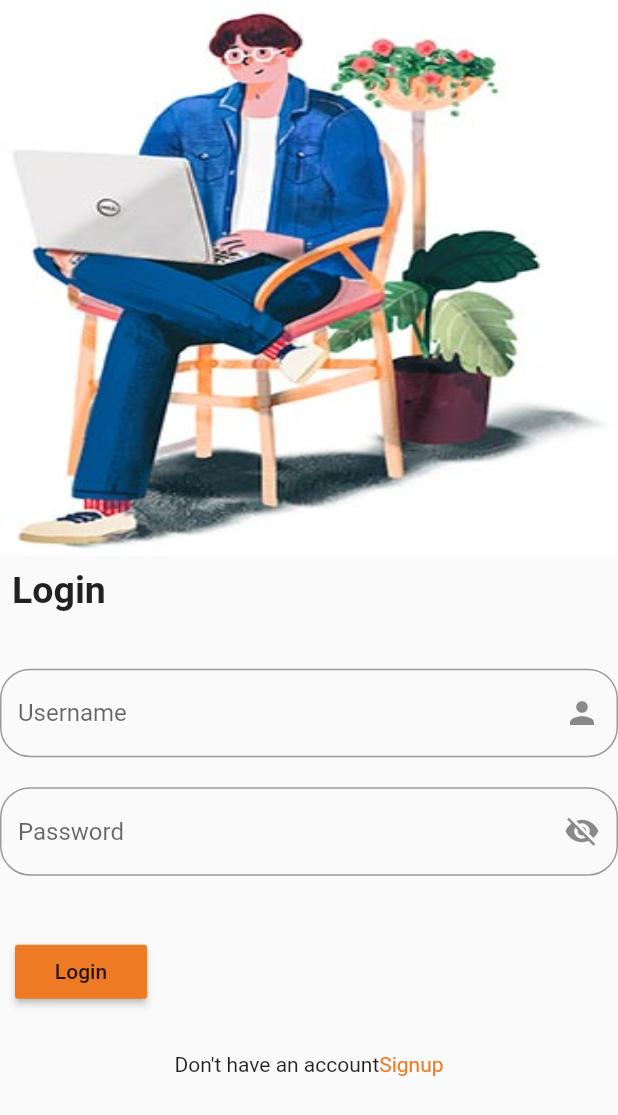
After one commit to nayeem202/HouseRentalManagement-Flutter, a Flutter app: the Login screen opened directly, on a phone screen of 412 x 824 dp. The commit adds this screen. Shown: the top 1115 px of the screen. Run offline on Flutter 3.47's test engine with Material 2 defaults, Android fonts, the phone set to English and light mode, and no system bars; our stand-ins replace fluttertoast, freezed_annotation; missing offline and left inert: fluid_bottom_nav_bar; network calls fail.

Commit message:
login page modification

```diff
--- a/lib/helper/http_helper.dart
+++ b/lib/helper/http_helper.dart
@@ -14,7 +14,7 @@ class HttpHelper {
       //ToDo: add token
       var headers = {
         "Content-Type": "application/json",
-        'Authorization': 'Bearer '
+        //'Authorization': 'Bearer '
       };
       var uri =Uri.parse(url);
       final response = await get(uri, headers: headers);
@@ -33,7 +33,7 @@ class HttpHelper {
       Uri url = Uri.parse(_url);
       var headers = {
         "Content-Type": "application/json",
-        'Authorization': 'Bearer '
+        //'Authorization': 'Bearer '
       };
       final response = await post(url, headers: headers, body: _body);
       responseJson = _returnResponse(response);
--- /dev/null
+++ b/lib/views/login/login.dart
@@ -0,0 +1,166 @@
+import 'dart:developer';
+
+import 'package:client_mobile/helper/http_helper.dart';
+import 'package:client_mobile/views/signup/signup_page.dart';
+import 'package:flutter/cupertino.dart';
+import 'package:flutter/material.dart';
+import 'package:fluttertoast/fluttertoast.dart';
+
+import 'login_model.dart';
+
+class Login extends StatefulWidget {
+  @override
+  _LoginState createState() => _LoginState();
+}
+
+class _LoginState extends State<Login> {
+  final _formKey = GlobalKey<FormState>();
+  final _http = HttpHelper();
+  final _username = TextEditingController();
+  final _password = TextEditingController();
+
+  login() async{
+
+    String username = _username.value.text;
+    String password = _password.value.text;
+    var loginModel = LoginModel(username: username, password: password);
+    String _body = loginModel.toJson();
+    try{
+      final response = await _http.postData('http://192.168.0.104:9092/login', _body);
+      if (response.statusCode == 200){
+        Navigator.push(
+          context,
+          MaterialPageRoute(builder: (context) => const SignupPage()),
+        );
+
+        Fluttertoast.showToast(
+            msg: "Login SuccessFul",
+            toastLength: Toast.LENGTH_LONG,
+            gravity: ToastGravity.CENTER,
+            timeInSecForIosWeb: 1,
+            backgroundColor: Colors.green,
+            textColor: Colors.white,
+            fontSize: 16.0
+        );
+
+      }
+      else{
+        Fluttertoast.showToast(
+            msg: "Login Failed",
+            toastLength: Toast.LENGTH_LONG,
+            gravity: ToastGravity.CENTER,
+            timeInSecForIosWeb: 1,
+            backgroundColor: Colors.green,
+            textColor: Colors.white,
+            fontSize: 16.0
+        );
+      }
+
+    }catch(e){
+      log(e.toString());
+      Fluttertoast.showToast(
+          msg: "$e",
+          toastLength: Toast.LENGTH_LONG,
+          gravity: ToastGravity.CENTER,
+          timeInSecForIosWeb: 1,
+          backgroundColor: Colors.red,
+          textColor: Colors.white,
+          fontSize: 16.0
+      );
+    }
+  }
+
+
+  @override
+  Widget build(BuildContext context) {
+    double width=MediaQuery.of(context).size.width;
+    double height=MediaQuery.of(context).size.height;
+    return Scaffold(
+      body: Container(
+        height: height,
+        width: width,
+        child: SingleChildScrollView(
+          child: Column(
+            mainAxisAlignment: MainAxisAlignment.center,
+            children: [
+              Container(
+                width: width,
+                height: height*0.45,
+                child: Image.asset('assets/image/signin.jpg',fit: BoxFit.fill,),
+              ),
+              Padding(
+                padding: const EdgeInsets.all(8.0),
+                child: Row(
+                  mainAxisAlignment: MainAxisAlignment.start,
+                  children: [
+                    Text('Login',style: TextStyle(fontSize: 25.0,fontWeight: FontWeight.bold),),
+                  ],
+                ),
+              ),
+              SizedBox(height: 30.0,),
+              TextField(
+                controller: _username,
+                decoration: InputDecoration(
+                  hintText: 'Username',
+                  suffixIcon: Icon(Icons.person),
+                  border: OutlineInputBorder(
+                    borderRadius: BorderRadius.circular(20.0),
+                  ),
+                ),
+              ),
+              SizedBox(height: 20.0,),
+              TextField(
+                controller: _password,
+                obscureText: true,
+                decoration: InputDecoration(
+                  hintText: 'Password',
+                  suffixIcon: Icon(Icons.visibility_off),
+                  border: OutlineInputBorder(
+                    borderRadius: BorderRadius.circular(20.0),
+                  ),
+                ),
+              ),
+              SizedBox(height: 30.0,),
+              Padding(
+                padding: const EdgeInsets.all(10.0),
+                child: Row(
+                  mainAxisAlignment: MainAxisAlignment.spaceBetween,
+                  children: [
+                    RaisedButton(
+                      child: Text('Login'),
+                      color: Color(0xffEE7B23),
+                      onPressed: (){
+                        login();
+                      },
+                    ),
+                  ],
+                ),
+              ),
+              SizedBox(height:20.0),
+              GestureDetector(
+                onTap: (){
+                  //Navigator.push(context, MaterialPageRoute(builder: (context)=>Second()));
+                },
+                child: Text.rich(
+                  TextSpan(
+                      text: 'Don\'t have an account',
+                      children: [
+                        TextSpan(
+                          text: 'Signup',
+                          style: TextStyle(
+                              color: Color(0xffEE7B23)
+                          ),
+                        ),
+                      ]
+                  ),
+                ),
+              ),
+
+
+            ],
+          ),
+        ),
+      ),
+    );
+  }
+}
--- a/lib/views/login/login_page.dart
+++ b/lib/views/login/login_page.dart
@@ -26,7 +26,7 @@ class _LoginPageState extends State<LoginPage> {
     var loginModel = LoginModel(username: username, password: password);
     String _body = loginModel.toJson();
     try{
-      final response = await _http.postData('http://192.168.1.92:9092/login', _body);
+      final response = await _http.postData('http://192.168.0.104:9092/login', _body);
       if (response.statusCode == 200){
         Navigator.push(
           context,
--- a/pubspec.yaml
+++ b/pubspec.yaml
@@ -71,9 +71,8 @@ flutter:
   uses-material-design: true
 
   # To add assets to your application, add an assets section, like this:
-  # assets:
-  #   - images/a_dot_burr.jpeg
-  #   - images/a_dot_ham.jpeg
+  assets:
+     - assets/image/signin.jpg
 
   # An image asset can refer to one or more resolution-specific "variants", see
   # https://flutter.dev/assets-and-images/#resolution-aware.
```
Also changed, not shown: lib/ep882_house_rental_app/ui/bottomNavigationBar.dart (deleted, +0 -82 lines), lib/ep882_house_rental_app/ui/house_rental_home_page.dart (+3 -6 lines), lib/main.dart (+81 -119 lines), assets/image/signin.jpg (added), assets/image/signup.jpg (added), 2 other files.
